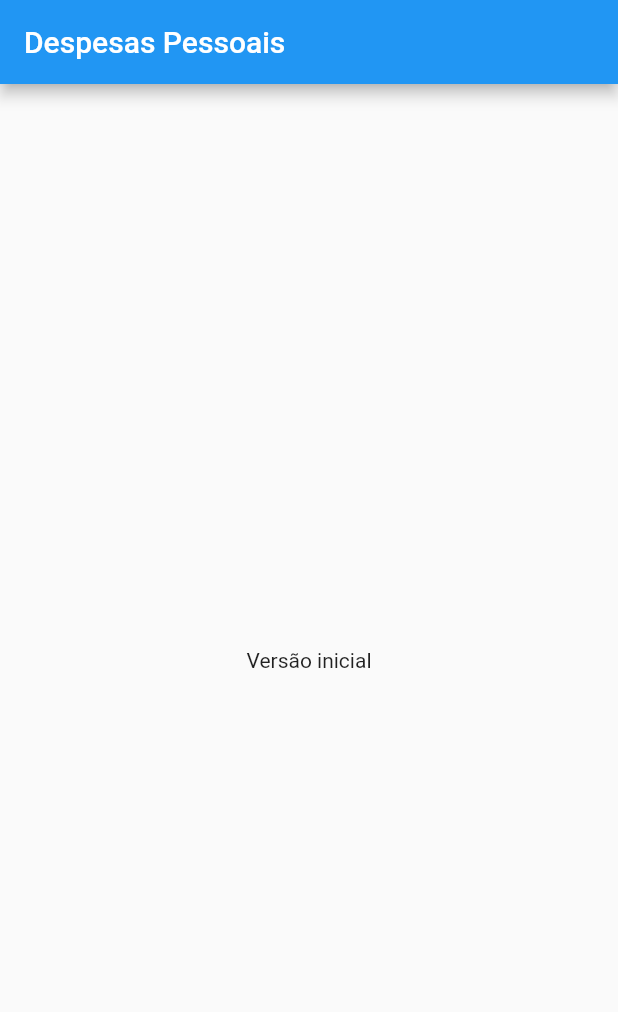
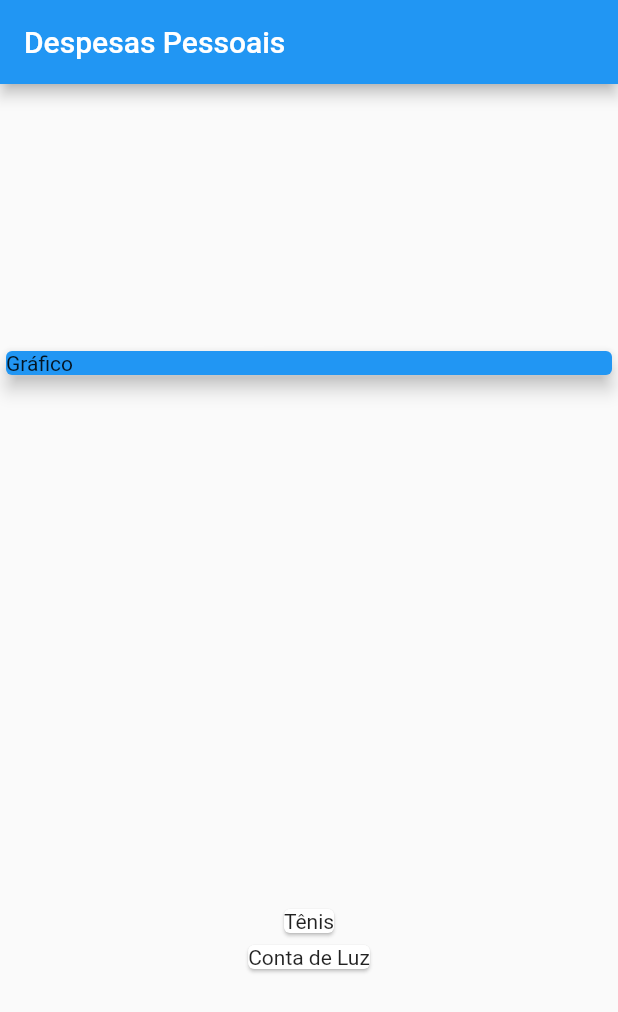
Before and after one commit to barbara-oliveira/expenses, a Flutter app: the screen it shows after launch, on a phone screen of 412 x 824 dp. Shown: the top 1012 px of the screen. Run offline on Flutter 3.47's test engine with Material 2 defaults, Android fonts, the phone set to English and light mode, and no system bars.

```diff
--- a/lib/main.dart
+++ b/lib/main.dart
@@ -1,3 +1,4 @@
+import 'package:expenses/models/transaction.dart';
 import 'package:flutter/material.dart';
 
 main() => runApp(ExpensesApp());
@@ -12,14 +13,47 @@ class ExpensesApp extends StatelessWidget {
 }
 
 class MyHomePage extends StatelessWidget {
+  final _transactions = [
+    Transaction(
+      id: 't1',
+      title: 'Tênis',
+      value: 310.76,
+      date: DateTime.now(),
+    ),
+    Transaction(
+      id: 't2',
+      title: 'Conta de Luz',
+      value: 211.30,
+      date: DateTime.now(),
+    ),
+  ];
+
   @override
   Widget build(BuildContext context) {
     return Scaffold(
       appBar: AppBar(
         title: Text("Despesas Pessoais"),
       ),
-      body: Center(
-        child: Text("Versão inicial"),
+      body: Column(
+        mainAxisAlignment: MainAxisAlignment.spaceAround,
+        crossAxisAlignment: CrossAxisAlignment.stretch,
+        children: <Widget>[
+          Container(
+            width: double.infinity,
+            child: Card(
+              color: Colors.blue,
+              child: Text("Gráfico"),
+              elevation: 5,
+            ),
+          ),
+          Column(
+            children: _transactions.map((tr) {
+              return Card(
+                child: Text(tr.title),
+              );
+            }).toList(),
+          )
+        ],
       ),
     );
   }
--- /dev/null
+++ b/lib/models/transaction.dart
@@ -0,0 +1,15 @@
+import 'package:flutter/foundation.dart';
+
+class Transaction {
+  final String id;
+  final String title;
+  final double value;
+  final DateTime date;
+
+  Transaction({
+    @required this.id,
+    @required this.title,
+    @required this.value,
+    @required this.date,
+  });
+}
```
